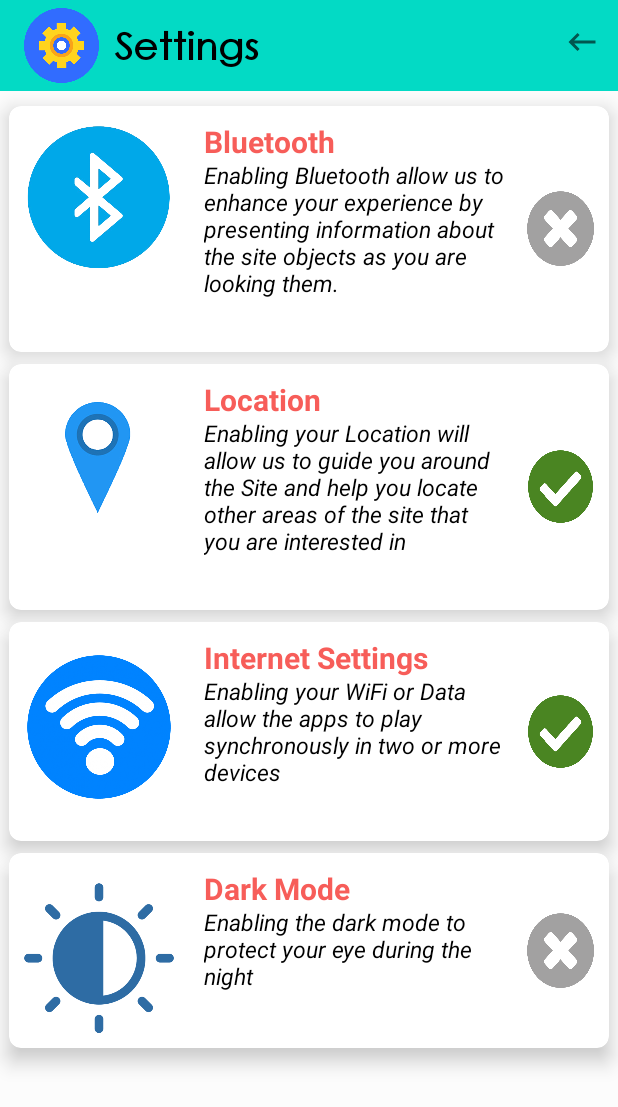
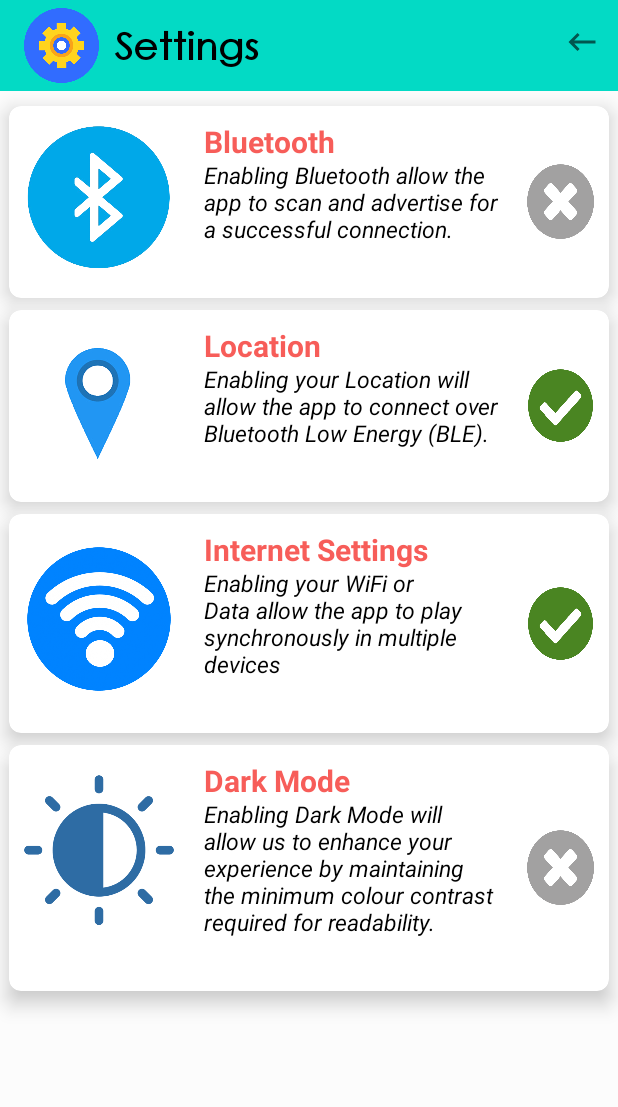
Before and after one commit to Group-10b-SE-GP/BlueKa, an Android app: the Settingspage screen opened directly, with no data from a screen before it, on a phone screen of 412 x 824 dp. Shown: the top 1107 px of the screen. Run offline under Robolectric (Android 15) with nearby library versions, the phone set to English and light mode, and no system bars.

Commit message:
Slight changes to descriptions in settings page

```diff
--- a/app/src/main/java/com/group10b/blueka/bluetooth/BleAdvertiser.java
+++ b/app/src/main/java/com/group10b/blueka/bluetooth/BleAdvertiser.java
@@ -170,7 +170,7 @@ public class BleAdvertiser {
                 //   send the number of connected message
                 // }
 
-                if (num_connected == (MainActivity.getInstance().getMaxConnectedDevice())){
+                if ((num_connected == MainActivity.getInstance().getMaxConnectedDevice())){
                     try {
                         reply = msg.getBytes("UTF-8");
                     } catch (UnsupportedEncodingException e) {
--- a/app/src/main/java/com/group10b/blueka/bluetooth/BleScanner.java
+++ b/app/src/main/java/com/group10b/blueka/bluetooth/BleScanner.java
@@ -249,7 +249,7 @@ public class BleScanner {
             // }else{
             // continue send number
             // }
-            if (result.length() > 1){
+            if (result.length() > 2){
                 Log.d("Client Offset: ", String.valueOf(timeOffset.getOffsetValue()));
                 scan_results_consumer.receiveNumofConnected(Integer.toString(MainActivity.getInstance().getMaxConnectedDevice()));
                 MainActivity.getInstance().playMusic(clientMusicTime);
--- a/app/src/main/res/layout/activity_main.xml
+++ b/app/src/main/res/layout/activity_main.xml
@@ -35,7 +35,7 @@
         android:layout_gravity="center"
         android:layout_marginTop="40dp"
         android:fontFamily="@font/verdana"
-        android:text="How many phones will connected?"
+        android:text="Number of devices in concert"
         android:textSize="16sp"
         android:textColor="@color/textcolor"/>
 
--- a/app/src/main/res/layout/activity_settingspage.xml
+++ b/app/src/main/res/layout/activity_settingspage.xml
@@ -77,7 +77,7 @@
                 android:layout_height="wrap_content"
                 android:layout_marginVertical="25dp"
                 android:layout_marginLeft="120dp"
-                android:text="Enabling Bluetooth allow us to enhance your experience by presenting information about the site objects as you are looking them."
+                android:text="Enabling Bluetooth allow the app to scan and advertise for a successful connection."
                 android:textSize="15dp"
                 android:textColor="@color/textcolor"
                 android:textStyle="italic" />
@@ -132,7 +132,7 @@
                 android:layout_height="wrap_content"
                 android:layout_marginVertical="25dp"
                 android:layout_marginLeft="120dp"
-                android:text="Enabling your Location will allow us to guide you around the Site and help you locate other areas of the site that you are interested in"
+                android:text="Enabling your Location will allow the app to connect over Bluetooth Low Energy (BLE). "
                 android:textSize="15dp"
                 android:textColor="@color/textcolor"
                 android:textStyle="italic" />
@@ -189,7 +189,7 @@
                 android:layout_height="wrap_content"
                 android:layout_marginVertical="25dp"
                 android:layout_marginLeft="120dp"
-                android:text="Enabling your WiFi or Data allow the apps to play synchronously in two or more devices"
+                android:text="Enabling your WiFi or Data allow the app to play synchronously in multiple devices"
                 android:textSize="15dp"
                 android:textColor="@color/textcolor"
                 android:textStyle="italic" />
@@ -247,7 +247,7 @@
                 android:layout_height="wrap_content"
                 android:layout_marginVertical="25dp"
                 android:layout_marginLeft="120dp"
-                android:text="Enabling the dark mode to protect your eye during the night"
+                android:text="Enabling Dark Mode will allow us to enhance your experience by maintaining the minimum colour contrast required for readability. "
                 android:textSize="15dp"
                 android:textColor="@color/textcolor"
                 android:textStyle="italic" />
```
Also changed, not shown: 1 other file.
